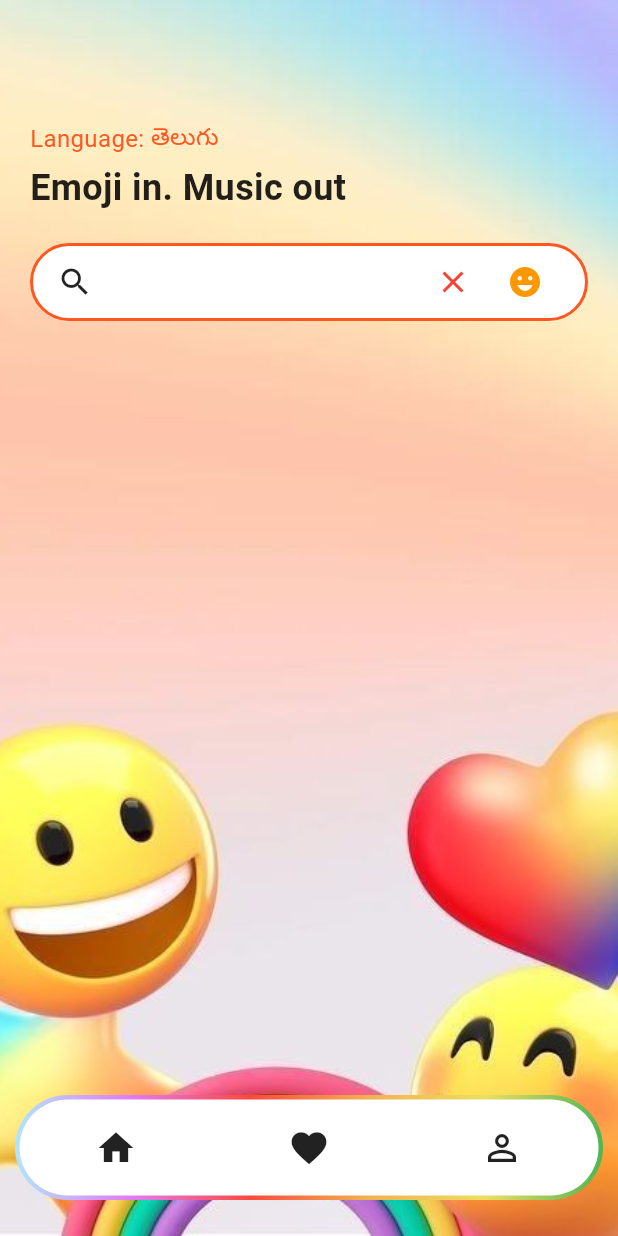
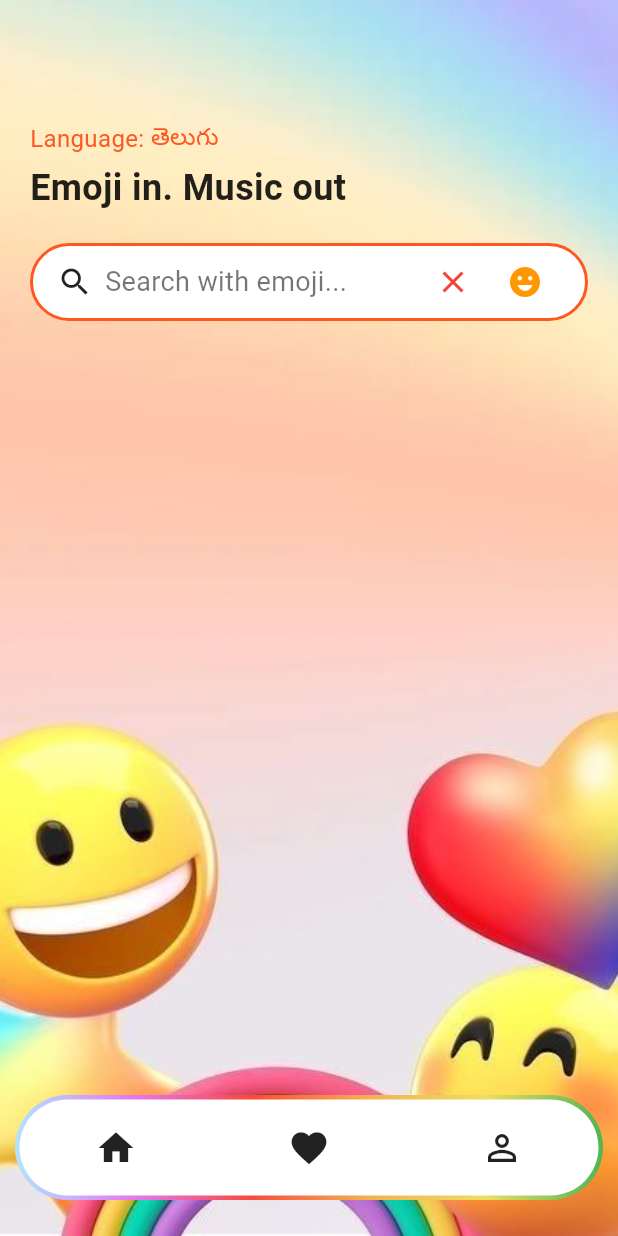
Before and after one commit to sarvani78/humoji_app, a Flutter app: the TeluguScreen widget shown alone on an empty page, opened directly, on a phone screen of 412 x 824 dp. Run offline on Flutter 3.47's test engine with Material 3 defaults, Android fonts, the phone set to English and light mode, and no system bars; our stand-ins replace audioplayers, device_preview, emoji_picker_flutter, shared_preferences; accounts and stored records are empty.

Commit message:
updated homescreen

```diff
--- a/lib/screens/home_screen.dart
+++ b/lib/screens/home_screen.dart
@@ -3,7 +3,6 @@ import 'package:emoji_picker_flutter/emoji_picker_flutter.dart';
 import 'package:audioplayers/audioplayers.dart';
 import 'profile_screen.dart';
 
-// EmojiHomeScreen (Generic with dynamic emoji-song mapping)
 class EmojiHomeScreen extends StatefulWidget {
   final String selectedLanguage;
   final Map<String, List<Map<String, String>>> emojiSongMap;
@@ -123,7 +122,12 @@ class _EmojiHomeScreenState extends State<EmojiHomeScreen> {
                     children: [
   const Icon(Icons.search),
   const SizedBox(width: 8),
-                     Spacer(),
+  // ✅ Show selected emoji here
+  Text(
+    _currentEmoji.isNotEmpty ? _currentEmoji : 'Search with emoji...',
+    style: const TextStyle(fontSize: 18, color: Colors.black54),
+  ),
+  const Spacer(),
   IconButton(
     icon: const Icon(Icons.clear, color: Colors.red),
     onPressed: _clearInput,
@@ -133,6 +137,7 @@ class _EmojiHomeScreenState extends State<EmojiHomeScreen> {
     onPressed: () => setState(() => showEmojiPicker = !showEmojiPicker),
   ),
 ],
+
                   ),
                 ),
                 if (_message.isNotEmpty)
@@ -254,8 +259,8 @@ class _EmojiHomeScreenState extends State<EmojiHomeScreen> {
   }
 }
 
-const String loveEmojis = '❤🩷💖😍😘💘💝💕🌹';
-const String sadEmojis = '😢😭😿💔😔🥺';
+const String loveEmojis = '😍🥰😘😚💋🫀🫂👩‍❤‍👨👩‍❤️‍👩💑👨‍❤️‍👨👩‍❤‍💋‍👨👩‍❤️‍💋‍👩💏👨‍❤️‍💋‍👨🩷❤🧡💛💛💚🩵💙💜🖤🩶🤍🤎❤‍🔥❣💕💞💓💗💖💘💝💟♥';
+const String sadEmojis = '🙃🙂😞😔😟😕🙁☹️😣😖😩😫🥺😢😭💔❤‍🩹😥😿😪😓';
 const String happyEmojis = '😀😃😄😆😎😋😜🥳';
 const String retroEmojis = '🎥📼🎬';
 const String itemEmojis = '💃🕺🪩';
@@ -268,13 +273,16 @@ class TeluguScreen extends StatelessWidget {
   Widget build(BuildContext context) {
     final Map<String, List<Map<String, String>>> teluguEmojiSongMap = {
       loveEmojis: [
-        {'title': 'Taralirada', 'subtitle': 'Javed Ali', 'path': 'assets/taralirada.mp3'},
+        {'title': 'kola-kalle-ila', 'subtitle': 'Javed Ali', 'path': 'assets/telugu songs/Kola-Kalle-Ila.mp3'},
       ],
       sadEmojis: [
-        {'title': 'Em Sandeham', 'subtitle': 'Sid Sriram', 'path': 'assets/em_sandeham.mp3'},
+        {'title': 'Oosupodu', 'subtitle': 'Sid Sriram', 'path': 'assets/telugu songs/sad2.mp3'},
+      ],
+      retroEmojis:[
+        {'title':'taralirada','subtitle':'SPB','path': 'assets/telugu songs/taralirada.mp3'}
         ],
       itemEmojis: [
-        {'title': 'dabidi dibidi', 'subtitle': 'Armaan Malik', 'path': 'assets/item.mp3'},
+        {'title': 'dabidi dibidi', 'subtitle': 'Armaan Malik', 'path': 'assets/telugu songs/item.mp3'},
       ],
     };
 
--- a/pubspec.yaml
+++ b/pubspec.yaml
@@ -63,7 +63,9 @@ flutter:
   # To add assets to your application, add an assets section, like this:
   assets:
    - assets/
-
+   - assets/telugu songs/
+   - assets/hindi songs/
+   - assets/english songs/
   #   - images/a_dot_burr.jpeg
   #   - images/a_dot_ham.jpeg
 
```
Also changed, not shown: 1 other file. Lines whose indentation alone changed are shown as unchanged.
